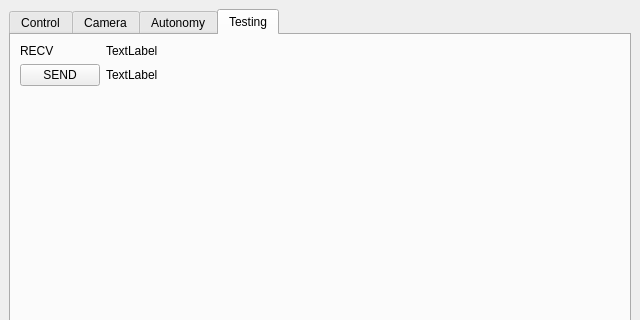
Above: Front-End/interface.ui from cdun954/P4P-Buoy before the change; both pictures show x 0 to 640 and y 0 to 320 of the 640 by 480 pixel window. Below: the same form after it.
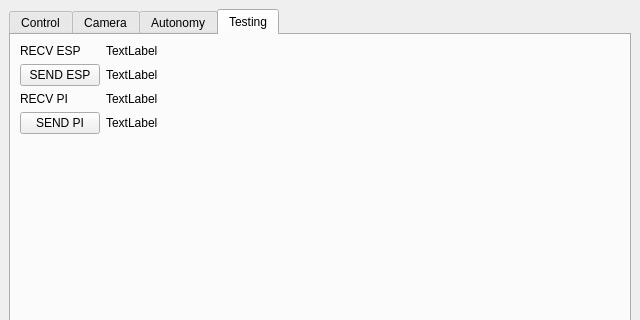
That is the form after the change.

Diff of the .ui file:
```diff
--- a/Front-End/interface.ui
+++ b/Front-End/interface.ui
@@ -352,14 +352,21 @@
           <item row="0" column="0">
            <widget class="QLabel" name="label_25">
             <property name="text">
-             <string>RECV</string>
+             <string>RECV ESP</string>
+            </property>
+           </widget>
+          </item>
+          <item row="0" column="1">
+           <widget class="QLabel" name="recvesp_label">
+            <property name="text">
+             <string>TextLabel</string>
             </property>
            </widget>
           </item>
           <item row="1" column="0">
            <widget class="QPushButton" name="send_button">
             <property name="text">
-             <string>SEND</string>
+             <string>SEND ESP</string>
             </property>
            </widget>
           </item>
@@ -370,8 +377,29 @@
             </property>
            </widget>
           </item>
-          <item row="0" column="1">
-           <widget class="QLabel" name="recv_label">
+          <item row="2" column="0">
+           <widget class="QLabel" name="label_26">
+            <property name="text">
+             <string>RECV PI</string>
+            </property>
+           </widget>
+          </item>
+          <item row="3" column="0">
+           <widget class="QPushButton" name="sendpi_button">
+            <property name="text">
+             <string>SEND PI</string>
+            </property>
+           </widget>
+          </item>
+          <item row="2" column="1">
+           <widget class="QLabel" name="recvpi_label">
+            <property name="text">
+             <string>TextLabel</string>
+            </property>
+           </widget>
+          </item>
+          <item row="3" column="1">
+           <widget class="QLabel" name="sendpi_label">
             <property name="text">
              <string>TextLabel</string>
             </property>
```
Left out of the diff: 4 changed lines with no effect on the pictures.
